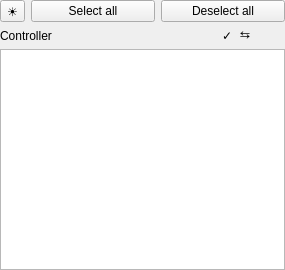
First picture: the form in DeviceList.ui, repository DLdota/OpenRGBEffectsPlugin, before the edit.
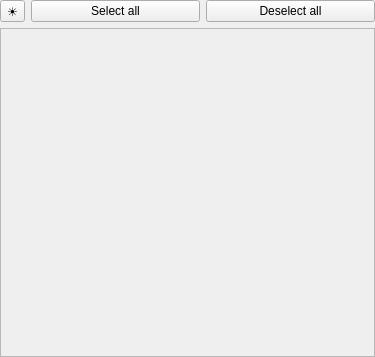
Second picture: the form after the edit.

Commit message: reworking device list view

```diff
--- a/DeviceList.ui
+++ b/DeviceList.ui
@@ -6,14 +6,20 @@
    <rect>
     <x>0</x>
     <y>0</y>
-    <width>285</width>
-    <height>270</height>
+    <width>375</width>
+    <height>357</height>
    </rect>
   </property>
+  <property name="sizePolicy">
+   <sizepolicy hsizetype="Maximum" vsizetype="Preferred">
+    <horstretch>0</horstretch>
+    <verstretch>0</verstretch>
+   </sizepolicy>
+  </property>
   <property name="windowTitle">
    <string>Form</string>
   </property>
-  <layout class="QGridLayout" name="gridLayout">
+  <layout class="QGridLayout" name="gridLayout" rowstretch="0,0">
    <property name="leftMargin">
     <number>0</number>
    </property>
@@ -26,13 +32,6 @@
    <property name="bottomMargin">
     <number>0</number>
    </property>
-   <item row="0" column="1">
-    <widget class="QPushButton" name="select_all">
-     <property name="text">
-      <string>Select all</string>
-     </property>
-    </widget>
-   </item>
    <item row="0" column="2">
     <widget class="QPushButton" name="deselect_all">
      <property name="text">
@@ -50,42 +49,35 @@
      </property>
     </widget>
    </item>
-   <item row="2" column="0" colspan="3">
-    <widget class="QTableWidget" name="devices"/>
+   <item row="0" column="1">
+    <widget class="QPushButton" name="select_all">
+     <property name="text">
+      <string>Select all</string>
+     </property>
+    </widget>
    </item>
    <item row="1" column="0" colspan="3">
-    <layout class="QHBoxLayout" name="info_layout" stretch="10,0,0">
-     <property name="rightMargin">
-      <number>34</number>
+    <widget class="QScrollArea" name="scrollArea">
+     <property name="widgetResizable">
+      <bool>true</bool>
      </property>
-     <item>
-      <widget class="QLabel" name="controller_label">
-       <property name="text">
-        <string>Controller</string>
-       </property>
-      </widget>
-     </item>
-     <item>
-      <widget class="QLabel" name="enable_label">
-       <property name="toolTip">
-        <string>Enable</string>
-       </property>
-       <property name="text">
-        <string>✓</string>
-       </property>
-      </widget>
-     </item>
-     <item>
-      <widget class="QLabel" name="reverse_label">
-       <property name="toolTip">
-        <string>Reverse</string>
-       </property>
-       <property name="text">
-        <string>⇆</string>
-       </property>
-      </widget>
-     </item>
-    </layout>
+     <widget class="QWidget" name="devices">
+      <property name="geometry">
+       <rect>
+        <x>0</x>
+        <y>0</y>
+        <width>373</width>
+        <height>16</height>
+       </rect>
+      </property>
+      <property name="sizePolicy">
+       <sizepolicy hsizetype="Preferred" vsizetype="Maximum">
+        <horstretch>0</horstretch>
+        <verstretch>0</verstretch>
+       </sizepolicy>
+      </property>
+     </widget>
+    </widget>
    </item>
   </layout>
  </widget>
```
The commit also changes 11 other files.
